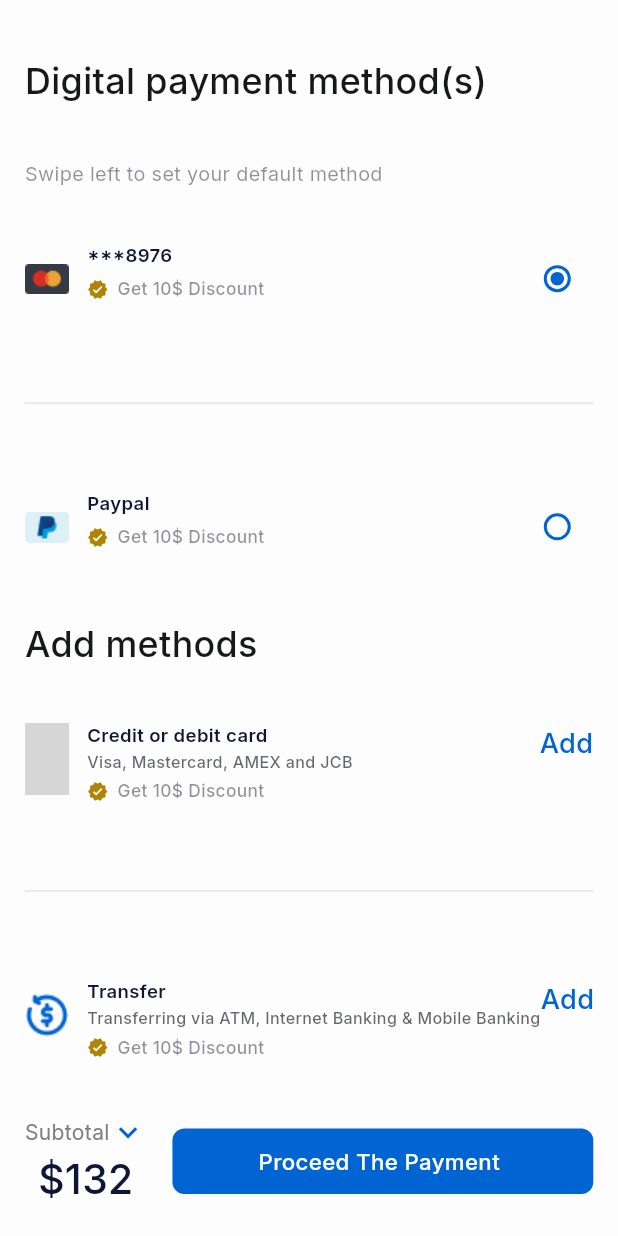
After one commit to DhanashreeC2W/Ticket_Booking_App, a Flutter app: the PaymentDetailsScreen screen opened directly, on a phone screen of 412 x 824 dp. The commit adds this screen. Run offline on Flutter 3.47's test engine with Material 3 defaults, Android fonts, the phone set to English and light mode, and no system bars; our stand-ins replace get, google_fonts, smooth_page_indicator; grey boxes are pictures that could not be loaded.

Commit message:
"Payement details screen done"

```diff
--- /dev/null
+++ b/lib/view/payment_details_screen.dart
@@ -0,0 +1,153 @@
+
+
+import 'package:flutter/material.dart';
+import 'package:google_fonts/google_fonts.dart';
+import 'package:ticket_booking_app/view/widget/button_widget.dart';
+import 'package:ticket_booking_app/view/widget/radio_button_widget.dart';
+
+class PaymentDetailsScreen extends StatefulWidget {
+  const PaymentDetailsScreen({super.key});
+
+  @override
+  State createState() => _PaymentDetailsScreenState();
+}
+
+class _PaymentDetailsScreenState extends State<PaymentDetailsScreen> {
+  @override
+  Widget build(BuildContext dd) {
+    final deviceHeight = MediaQuery.sizeOf(context).height;
+    final deviceWidth = MediaQuery.sizeOf(context).width;
+    //log("${ deviceHeight * 0.033}");
+    return Scaffold(
+        backgroundColor: const Color.fromRGBO(253, 253, 253, 1),
+        body: Padding(
+          padding: EdgeInsets.only(
+              top: deviceHeight * 0.023,
+              left: deviceWidth * 0.04, //16
+              right: deviceWidth * 0.04 //16
+              ),
+          child: Column(
+              crossAxisAlignment: CrossAxisAlignment.start,
+              mainAxisAlignment: MainAxisAlignment.spaceAround,
+              children: [
+                Text(
+                  "Digital payment method(s)",
+                  style: GoogleFonts.inter(
+                    fontWeight: FontWeight.w500,
+                    fontSize: deviceHeight * 0.029,
+                    color: const Color.fromRGBO(23, 24, 24, 1),
+                  ),
+                ),
+                Text(
+                  "Swipe left to set your default method",
+                  style: GoogleFonts.inter(
+                    fontWeight: FontWeight.w400,
+                    fontSize: deviceHeight * 0.016,
+                    color: const Color.fromRGBO(37, 40, 49, 0.5),
+                  ),
+                ),
+                Container(
+                  alignment: Alignment.centerRight,
+                  child: const RadioButtonWidget(
+                    img: "assets/images/card.png",
+                    title: "***8976",
+                    subTitle: "Get 10\$ Discount",
+                    subIcon: Icon(
+                      Icons.verified,
+                      color: Color.fromRGBO(176, 131, 0, 1),
+                    ),
+                    radioValue: 1,
+                  ),
+                ),
+                const Divider(
+                  height: 45,
+                  thickness: 1.5,
+                  color: Color.fromRGBO(234, 234, 234, 1),
+                ),
+                const RadioButtonWidget(
+                  img: "assets/images/paypal.png",
+                  title: "Paypal",
+                  subTitle: "Get 10\$ Discount",
+                  subIcon: Icon(
+                    Icons.verified,
+                    color: Color.fromRGBO(176, 131, 0, 1),
+                  ),
+                  radioValue: 2,
+                ),
+                Text(
+                  "Add methods",
+                  style: GoogleFonts.inter(
+                    fontWeight: FontWeight.w500,
+                    fontSize: deviceHeight * 0.029,
+                    color: const Color.fromRGBO(23, 24, 24, 1),
+                  ),
+                ),
+                const RadioButtonWidget(
+                  img: "assets/images/creditCard.png",
+                  title: "Credit or debit card",
+                  subTitle: "Get 10\$ Discount",
+                  subTitleAdd: "Visa, Mastercard, AMEX and JCB",
+                  subIcon: Icon(
+                    Icons.verified,
+                    color: Color.fromRGBO(176, 131, 0, 1),
+                  ),
+                  selectedbutton: "Add",
+                ),
+                const Divider(
+                  height: 45,
+                  thickness: 1.5,
+                  color: Color.fromRGBO(234, 234, 234, 1),
+                ),
+                const RadioButtonWidget(
+                  img: "assets/images/refund.png",
+                  title: "Transfer",
+                  subTitle: "Get 10\$ Discount",
+                  subTitleAdd:
+                      "Transferring via ATM, Internet Banking & Mobile Banking",
+                  subIcon: Icon(
+                    Icons.verified,
+                    color: Color.fromRGBO(176, 131, 0, 1),
+                  ),
+                  selectedbutton: "Add",
+                ),
+                Row(
+                  children: [
+                    Column(
+                      children: [
+                        Row(
+                          children: [
+                            Text(
+                              "Subtotal",
+                              style: GoogleFonts.inter(
+                                fontWeight: FontWeight.w400,
+                                color: const Color.fromRGBO(128, 128, 128, 1),
+                                fontSize: deviceHeight * 0.017,
+                              ),
+                            ),
+                            Icon(
+                              Icons.keyboard_arrow_down_outlined,
+                              color: const Color.fromRGBO(0, 100, 210, 1),
+                              size: deviceHeight * 0.03,
+                            ),
+                          ],
+                        ),
+                        Text("\$132",
+                           style: GoogleFonts.inter(
+                          fontWeight: FontWeight.w500,
+                          color: const Color.fromRGBO(13,22,52,1),
+                          fontSize: deviceHeight * 0.033,
+                        ),
+                        )
+                      ],
+                    ),
+                    const Spacer(),
+                  const ButtonWidget(
+                      buttonText: "Proceed The Payment",
+                      buttonColor: Color.fromRGBO(0, 100, 210, 1),
+                    )
+                  ],
+                )
+              ]),
+        ));
+  }
+}
--- a/lib/view/payment_successful_screen.dart
+++ b/lib/view/payment_successful_screen.dart
@@ -54,9 +54,9 @@ class _PaymentSuccessfulScreenState extends State<PaymentSuccessfulScreen> {
               ),
                 ],
               ),),
-              ButtonWidget(
+             const ButtonWidget(
                 buttonText: "See Details",
-                buttonColor: const Color.fromRGBO(255,255,255,1),
+                buttonColor:  Color.fromRGBO(255,255,255,1),
                 buttonIcon: null,
               )
             ],
--- a/lib/view/widget/button_widget.dart
+++ b/lib/view/widget/button_widget.dart
@@ -6,12 +6,13 @@ class ButtonWidget extends StatelessWidget {
   final String buttonText;
   final Icon? buttonIcon;
   final Color buttonColor;
+  final bool? isFullWidth;
 
   const ButtonWidget(
       {super.key,
       required this.buttonText,
       this.buttonIcon,
-      required this.buttonColor});
+      required this.buttonColor,this.isFullWidth});
 
   @override
   Widget build(BuildContext context) {
@@ -21,7 +22,7 @@ class ButtonWidget extends StatelessWidget {
     return Container(
       alignment: Alignment.center,
       height: deviceHeight * 0.053,
-      width: deviceWidth,
+      width: isFullWidth==true? deviceWidth:deviceWidth * 0.6810,
       decoration: BoxDecoration(
           color: buttonColor, borderRadius: BorderRadius.circular(8)),
       child: Row(
--- /dev/null
+++ b/lib/view/widget/radio_button_widget.dart
@@ -0,0 +1,109 @@
+
+
+import 'package:flutter/material.dart';
+import 'package:google_fonts/google_fonts.dart';
+
+class RadioButtonWidget extends StatefulWidget {
+  final String? img;
+  final String? title;
+  final String? subTitle;
+  final Icon? subIcon;
+  final int? radioValue;
+  final String?selectedbutton;
+  final String?subTitleAdd;
+
+  const RadioButtonWidget(
+      {super.key,
+      this.img,
+      this.title,
+      this.subTitle,
+      this.subIcon,
+      this.radioValue,
+      this.selectedbutton,
+      this.subTitleAdd,
+      });
+
+  @override
+  State createState() => _RadioButtonWidgetState();
+}
+
+class _RadioButtonWidgetState extends State<RadioButtonWidget> {
+   int _selectedPaymentOption = 1;
+  @override
+  Widget build(BuildContext context) {
+    final deviceHeight = MediaQuery.sizeOf(context).height;
+    final deviceWidth = MediaQuery.sizeOf(context).width;
+    //log("${ deviceHeight * 0.019}");
+    return Row(
+      mainAxisAlignment: MainAxisAlignment.start,
+      crossAxisAlignment: CrossAxisAlignment.start,
+      children: [
+        Image.asset(
+          widget.img!,
+          height: deviceHeight * 0.059,
+          width: deviceHeight * 0.036,
+        ),
+         SizedBox(width: deviceWidth * 0.029,),
+        Column(
+          crossAxisAlignment: CrossAxisAlignment.start,
+          children: [
+            Text(
+              widget.title!,
+              style: GoogleFonts.inter(
+                fontWeight: FontWeight.w600,
+                fontSize: deviceHeight * 0.015,
+                color: const Color.fromRGBO(13, 22, 52, 1),
+              ),
+            ),
+            widget.selectedbutton=="Add"?
+            Text(widget.subTitleAdd!,
+               style: GoogleFonts.inter(
+                fontWeight: FontWeight.w500,
+                fontSize:deviceHeight * 0.013,
+                color: const Color.fromRGBO(37,40,49,0.7),
+              ),
+            ):const SizedBox(),
+            SizedBox(height: deviceHeight * 0.006,),
+            Row(
+              children: [
+                Icon(
+                  widget.subIcon!.icon,
+                  size: deviceHeight * 0.017,
+                  color: widget.subIcon!.color,
+                ),
+                 SizedBox(width:deviceWidth * 0.015,),
+                Text(
+                  widget.subTitle!,
+                  style: GoogleFonts.inter(
+                    fontWeight: FontWeight.w500,
+                    color: const Color.fromRGBO(37, 40, 49, 0.5),
+                    fontSize: deviceHeight * 0.014,
+                  ),
+                ),
+              ],
+            )
+          ],
+        ),
+
+        const Spacer(),
+        widget.selectedbutton=="Add"?
+        Text("Add",
+               style: GoogleFonts.inter(
+                fontWeight: FontWeight.w500,
+                fontSize:  deviceHeight * 0.022,
+                color: const Color.fromRGBO(0,100,210,1),
+              ),
+            ):
+        Radio(
+            value: widget.radioValue,
+            groupValue: _selectedPaymentOption,
+            fillColor: WidgetStateProperty.all(const Color.fromRGBO(0,100,210,1)),
+            onChanged: (value) {
+              setState(() {
+                _selectedPaymentOption = value!;
+              });
+            })
+      ],
+    );
+  }
+}
--- a/lib/view/widget/signin_signup_widget.dart
+++ b/lib/view/widget/signin_signup_widget.dart
@@ -1,4 +1,3 @@
-import 'dart:developer';
 
 import 'package:flutter/material.dart';
 import 'package:google_fonts/google_fonts.dart';
```
Also changed, not shown: assets/images/card.png (added), assets/images/creditcard.png (added), assets/images/paypal.png (added), assets/images/refund.png (added), lib/main.dart (line endings or trailing spaces).
